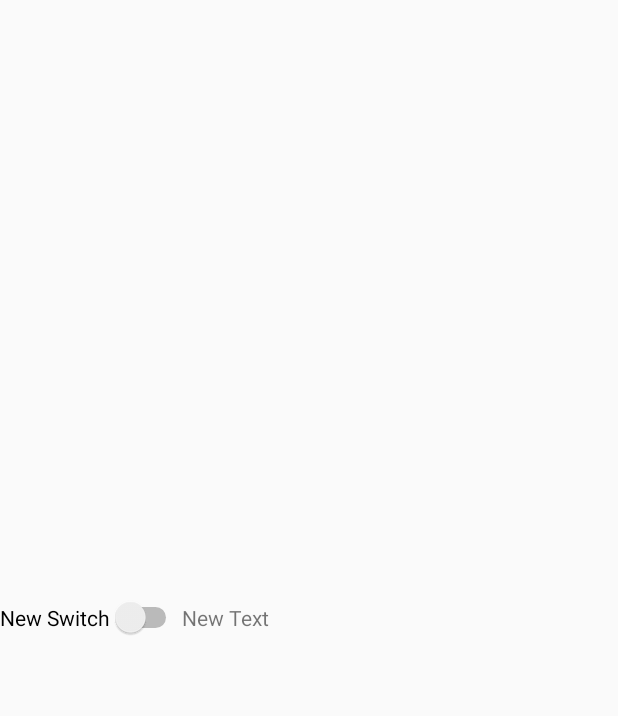
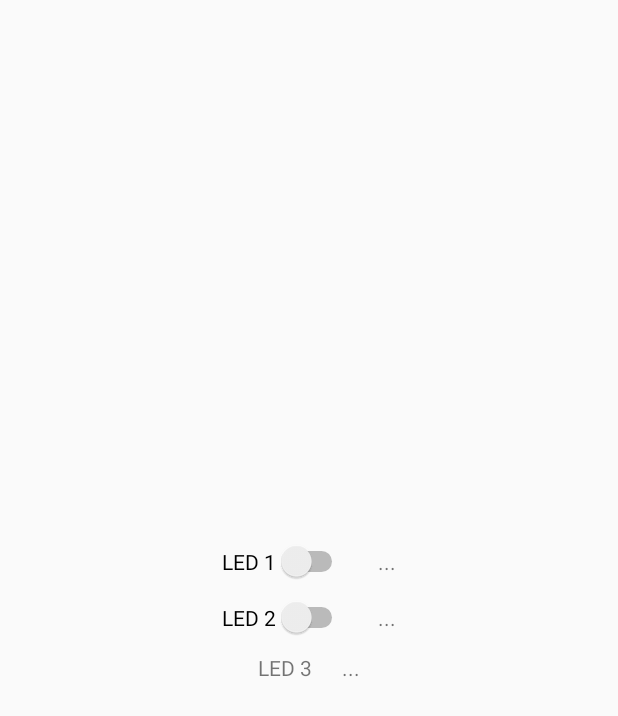
Before and after one commit to kassava/ArduionoCommander, an Android app: the layout activity_main.xml on its own in the app's theme, with its tools: preview values and no code run, on a phone screen of 412 x 824 dp. Shown: the top 716 px of the screen. Run offline under Robolectric (Android 15) with nearby library versions, the phone set to English and light mode, and no system bars.

```diff
--- a/app/build.gradle
+++ b/app/build.gradle
@@ -24,4 +24,5 @@ dependencies {
     testCompile 'junit:junit:4.12'
     compile 'com.android.support:appcompat-v7:22.2.1'
     compile 'com.android.support:design:22.2.1'
+    compile files('libs/usbserial.jar')
 }
--- a/app/src/main/res/layout/activity_login.xml
+++ b/app/src/main/res/layout/activity_login.xml
@@ -35,7 +35,7 @@
                 android:layout_height="wrap_content">
 
                 <AutoCompleteTextView
-                    android:id="@+id/email"
+                    android:id="@+id/login"
                     android:layout_width="match_parent"
                     android:layout_height="wrap_content"
                     android:hint="@string/prompt_login"
--- a/app/src/main/res/layout/activity_main.xml
+++ b/app/src/main/res/layout/activity_main.xml
@@ -5,25 +5,81 @@
 
     <LinearLayout
         android:orientation="horizontal"
-        android:layout_width="match_parent"
+        android:layout_width="wrap_content"
         android:layout_height="wrap_content"
         android:layout_gravity="center_vertical"
         android:layout_marginLeft="0dp"
-        android:layout_centerVertical="true"
-        android:layout_alignParentStart="true">
+        android:id="@+id/linearLayout"
+        android:layout_above="@+id/linearLayout2"
+        android:layout_centerHorizontal="true"
+        android:layout_marginBottom="10dp">
 
         <Switch
             android:layout_width="wrap_content"
             android:layout_height="wrap_content"
-            android:text="New Switch"
+            android:text="@string/led_1"
             android:id="@+id/switch1"
-            android:layout_gravity="center" />
+            android:layout_gravity="center"
+            android:layout_marginRight="20dp" />
 
         <TextView
             android:layout_width="wrap_content"
             android:layout_height="wrap_content"
-            android:text="New Text"
+            android:text="@string/default_value"
             android:id="@+id/textView"
             android:layout_gravity="center" />
     </LinearLayout>
+
+    <LinearLayout
+        android:orientation="horizontal"
+        android:layout_width="wrap_content"
+        android:layout_height="wrap_content"
+        android:layout_gravity="center_vertical"
+        android:layout_marginLeft="0dp"
+        android:id="@+id/linearLayout2"
+        android:layout_centerVertical="true"
+        android:layout_alignStart="@+id/linearLayout"
+        android:layout_marginBottom="10dp">
+
+        <Switch
+            android:layout_width="wrap_content"
+            android:layout_height="wrap_content"
+            android:text="@string/led_2"
+            android:id="@+id/switch2"
+            android:layout_gravity="center"
+            android:layout_marginRight="20dp" />
+
+        <TextView
+            android:layout_width="wrap_content"
+            android:layout_height="wrap_content"
+            android:text="@string/default_value"
+            android:id="@+id/textView2"
+            android:layout_gravity="center" />
+    </LinearLayout>
+
+    <LinearLayout
+        android:orientation="horizontal"
+        android:layout_width="wrap_content"
+        android:layout_height="wrap_content"
+        android:layout_gravity="center_vertical"
+        android:layout_marginLeft="0dp"
+        android:layout_below="@+id/linearLayout2"
+        android:layout_centerHorizontal="true"
+        android:layout_marginBottom="10dp">
+
+        <TextView
+            android:layout_width="wrap_content"
+            android:layout_height="wrap_content"
+            android:text="@string/led_3"
+            android:id="@+id/textView3"
+            android:layout_gravity="center"
+            android:layout_marginRight="20dp" />
+
+        <TextView
+            android:layout_width="wrap_content"
+            android:layout_height="wrap_content"
+            android:text="@string/default_value"
+            android:id="@+id/textView4"
+            android:layout_gravity="center" />
+    </LinearLayout>
 </RelativeLayout>
--- a/app/src/main/res/values/strings.xml
+++ b/app/src/main/res/values/strings.xml
@@ -3,7 +3,7 @@
 
     <!-- Strings related to login -->
     <string name="prompt_login">Login</string>
-    <string name="prompt_password">Password (optional)</string>
+    <string name="prompt_password">Password</string>
     <string name="action_sign_in">Sign in or register</string>
     <string name="action_sign_in_short">Sign in</string>
     <string name="error_invalid_login">This login address is invalid</string>
@@ -13,4 +13,8 @@
     <string name="permission_rationale">"Contacts permissions are needed for providing email
         completions."
     </string>
+    <string name="led_1">LED 1</string>
+    <string name="led_2">LED 2</string>
+    <string name="led_3">LED 3</string>
+    <string name="default_value">...</string>
 </resources>
--- /dev/null
+++ b/app/src/main/res/xml/device_filter.xml
@@ -0,0 +1,4 @@
+<resources>
+    <usb-device vendor-id="9025" />
+    <!-- Vendor ID of Arduino -->
+</resources>
```
Also changed, not shown: app/src/main/AndroidManifest.xml (+12 -1 lines), app/src/main/java/ru/android/develop/shiz/arduionocommander/LoginActivity.java (+41 -37 lines), app/src/main/java/ru/android/develop/shiz/arduionocommander/LoginDataChecker.java (+14 -1 lines), app/src/main/java/ru/android/develop/shiz/arduionocommander/MainActivity.java (added, +193 -0 lines), app/src/main/java/ru/android/develop/shiz/arduionocommander/MainActvity.java (deleted, +0 -22 lines), app/libs/usbserial.jar (added).
